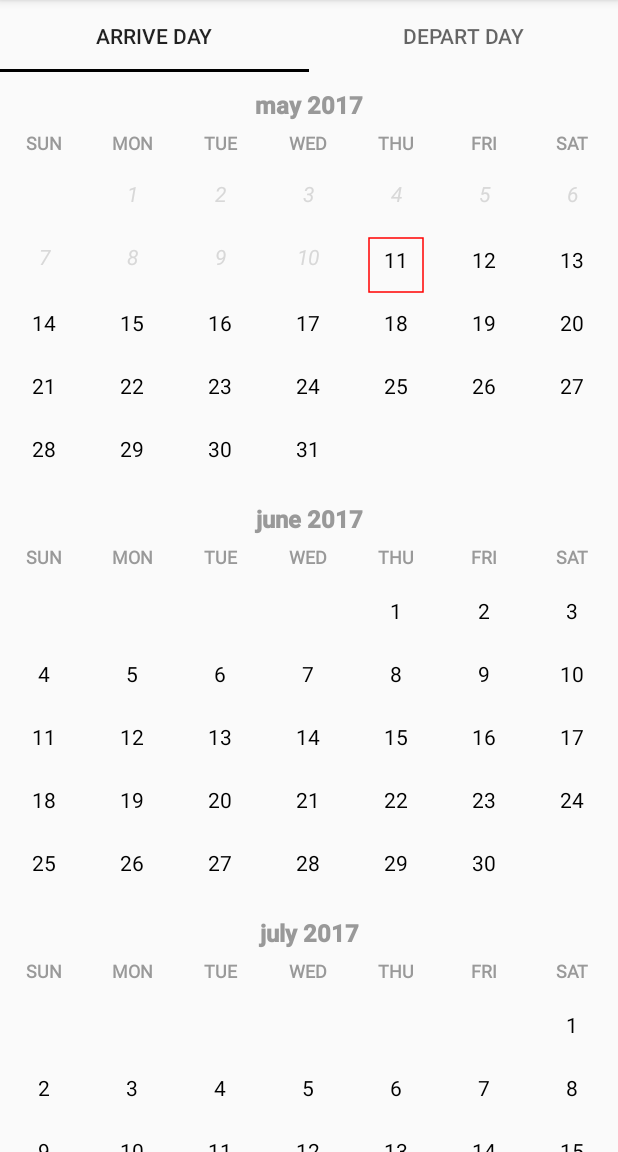
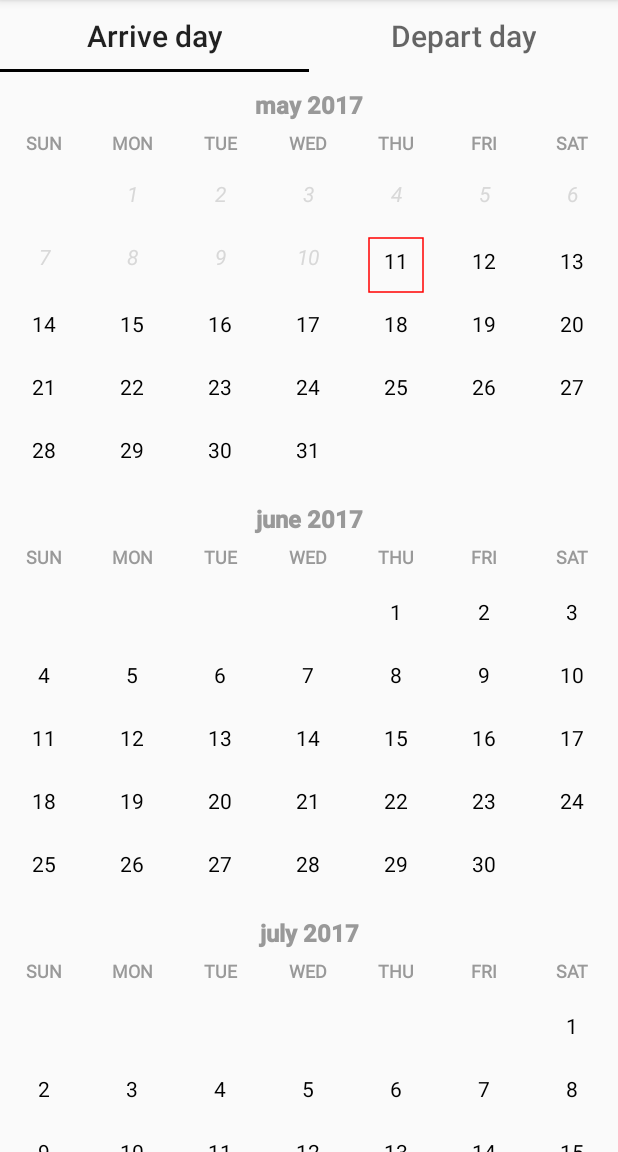
Before and after one commit to YuryKorotin/DayrangePicker, an Android app: the screen it shows after launch (StartActivity), on a phone screen of 412 x 824 dp, the part 84-1236 px from its top. Run offline under Robolectric (Android 15) with nearby library versions, the phone set to English and light mode, and no system bars.

Commit message:
Change tab style

```diff
--- a/app/src/main/java/com/github/yurykorotin/dayrangepicker/views/MonthView.java
+++ b/app/src/main/java/com/github/yurykorotin/dayrangepicker/views/MonthView.java
@@ -220,7 +220,7 @@ public class MonthView extends View{
 
         cellCalendar = new CalendarDay();
 
-        mTopDayPadding = getResources().getDimensionPixelOffset(R.dimen.dayTopPadding);
+        mTopDayPadding = MINI_DAY_NUMBER_TEXT_SIZE / 2;
 
         initView();
     }
--- a/app/src/main/res/layout/tabbed_picker.xml
+++ b/app/src/main/res/layout/tabbed_picker.xml
@@ -8,6 +8,7 @@
 
     <android.support.design.widget.TabLayout
         android:id="@+id/tabs"
+        app:tabTextAppearance="@style/DayTabTextAppearance"
         android:layout_width="match_parent"
         android:layout_height="wrap_content"
         app:tabGravity="fill"
--- a/app/src/main/res/values/styles.xml
+++ b/app/src/main/res/values/styles.xml
@@ -23,6 +23,8 @@
         <attr name="enablePreviousDay" format="boolean" />
         <attr name="todayBorderColor" format="color"/>
     </declare-styleable>
+
+    <!-- TODO Add reference to tab style-->
     <declare-styleable name="TabbedDayRangePicker">
         <attr name="startYear" format="integer"/>
         <attr name="startMonth" format="integer"/>
@@ -32,4 +34,9 @@
         <attr name="tabSwitchEnabled" format="boolean"/>
         <attr name="tabStripColor" format="color"/>
     </declare-styleable>
+
+    <style name="DayTabTextAppearance" parent="TextAppearance.Design.Tab">
+        <item name="android:textSize">20sp</item>
+        <item name="textAllCaps">false</item>
+    </style>
 </resources>
```
